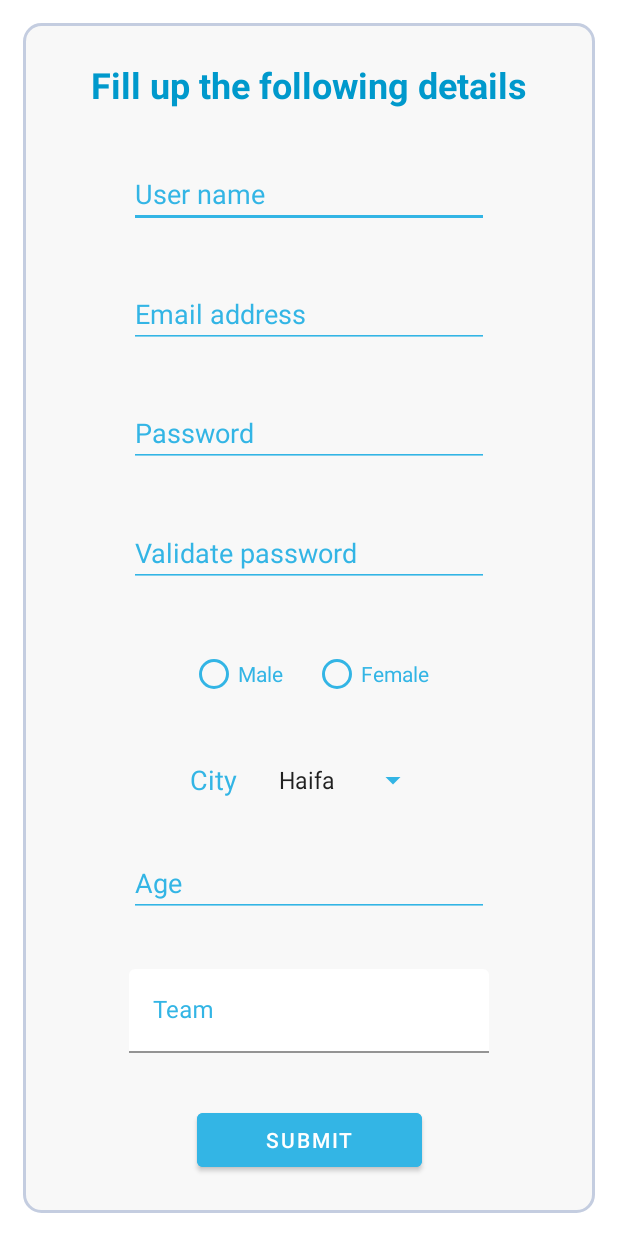
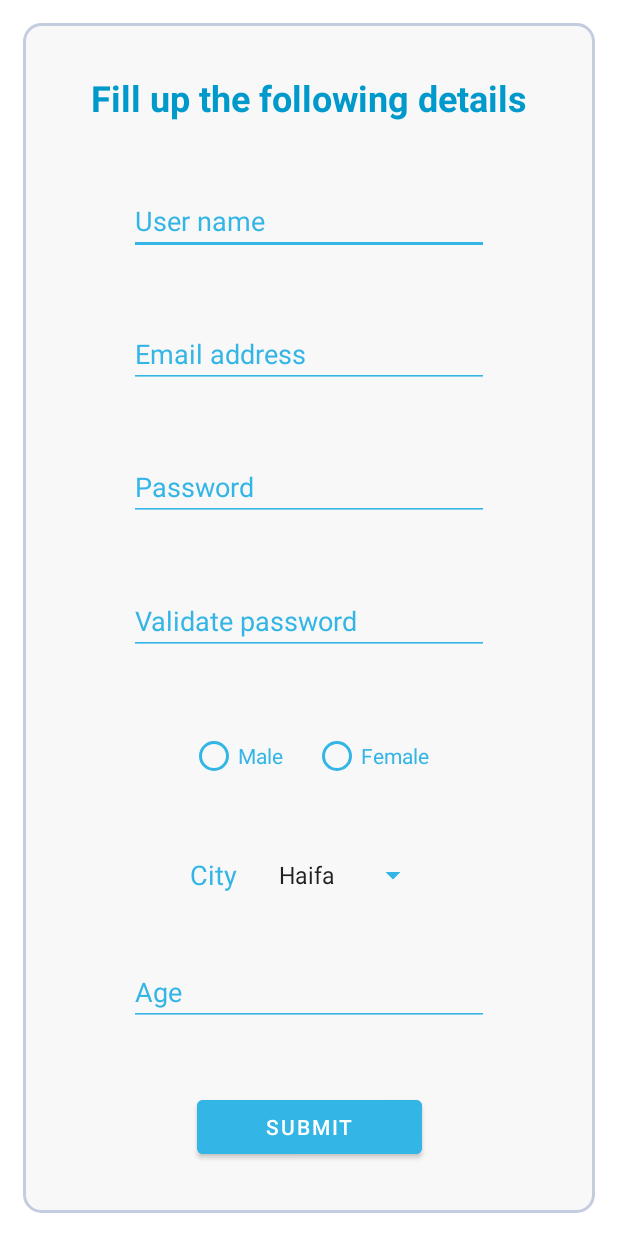
Before and after one commit to ofirmoss/IntroProject, an Android app: the screen it shows after launch (MainActivity), on a phone screen of 412 x 824 dp. Run offline under Robolectric (Android 15) with nearby library versions, the phone set to English and light mode, and no system bars.

Commit message:
start working on validation and submit logic

```diff
--- /dev/null
+++ b/app/src/main/java/mossinoson/ofir/firstApp/User.kt
@@ -0,0 +1,3 @@
+package mossinoson.ofir.firstApp
+
+data class User(var firstName: String, var lastName: String, var email: String)
--- a/app/src/main/res/layout/activity_main.xml
+++ b/app/src/main/res/layout/activity_main.xml
@@ -130,28 +130,10 @@
         android:layout_height="wrap_content"
         android:hint="@string/age"
         android:inputType="number"
-        app:layout_constraintBottom_toTopOf="@id/team_til"
+        app:layout_constraintBottom_toTopOf="@id/submit_btn"
         app:layout_constraintEnd_toEndOf="parent"
         app:layout_constraintStart_toStartOf="parent"
         app:layout_constraintTop_toBottomOf="@id/city_spinner" />
-
-    <com.google.android.material.textfield.TextInputLayout
-        android:id="@+id/team_til"
-        style="@style/FormStyle"
-        android:layout_width="240dp"
-        android:layout_height="wrap_content"
-        app:boxBackgroundColor="@android:color/transparent"
-        app:layout_constraintBottom_toTopOf="@id/submit_btn"
-        app:layout_constraintEnd_toEndOf="parent"
-        app:layout_constraintStart_toStartOf="parent"
-        app:layout_constraintTop_toBottomOf="@id/age_et">
-
-        <com.google.android.material.textfield.TextInputEditText
-            android:layout_width="match_parent"
-            android:layout_height="match_parent"
-            android:hint="@string/team" />
-
-    </com.google.android.material.textfield.TextInputLayout>
 
     <Button
         android:id="@+id/submit_btn"
@@ -162,6 +144,6 @@
         app:layout_constraintBottom_toBottomOf="parent"
         app:layout_constraintEnd_toEndOf="parent"
         app:layout_constraintStart_toStartOf="parent"
-        app:layout_constraintTop_toBottomOf="@id/team_til" />
+        app:layout_constraintTop_toBottomOf="@id/age_et" />
 
 </androidx.constraintlayout.widget.ConstraintLayout>
```
Also changed, not shown: app/src/main/java/mossinoson/ofir/firstApp/MainActivity.kt (+65 -1 lines).
